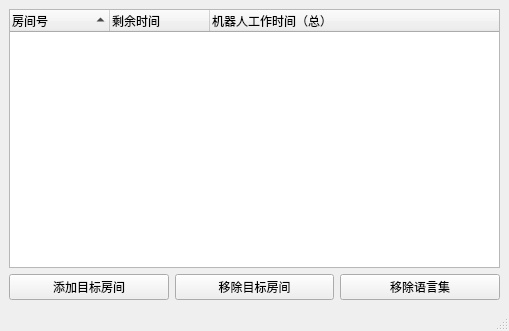
kingyy2013/autobot, file target_room_edit_window_form.ui: the form before one commit.
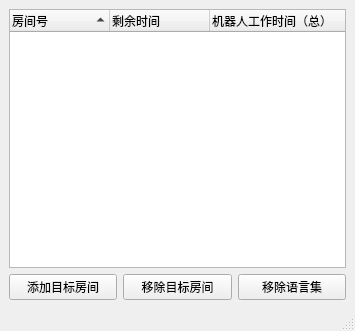
The form after the commit.

Diff of the .ui file:
```diff
--- a/target_room_edit_window_form.ui
+++ b/target_room_edit_window_form.ui
@@ -6,7 +6,7 @@
    <rect>
     <x>0</x>
     <y>0</y>
-    <width>509</width>
+    <width>355</width>
     <height>331</height>
    </rect>
   </property>
```
Left out of the diff: 2 changed lines with no effect on the pictures.
